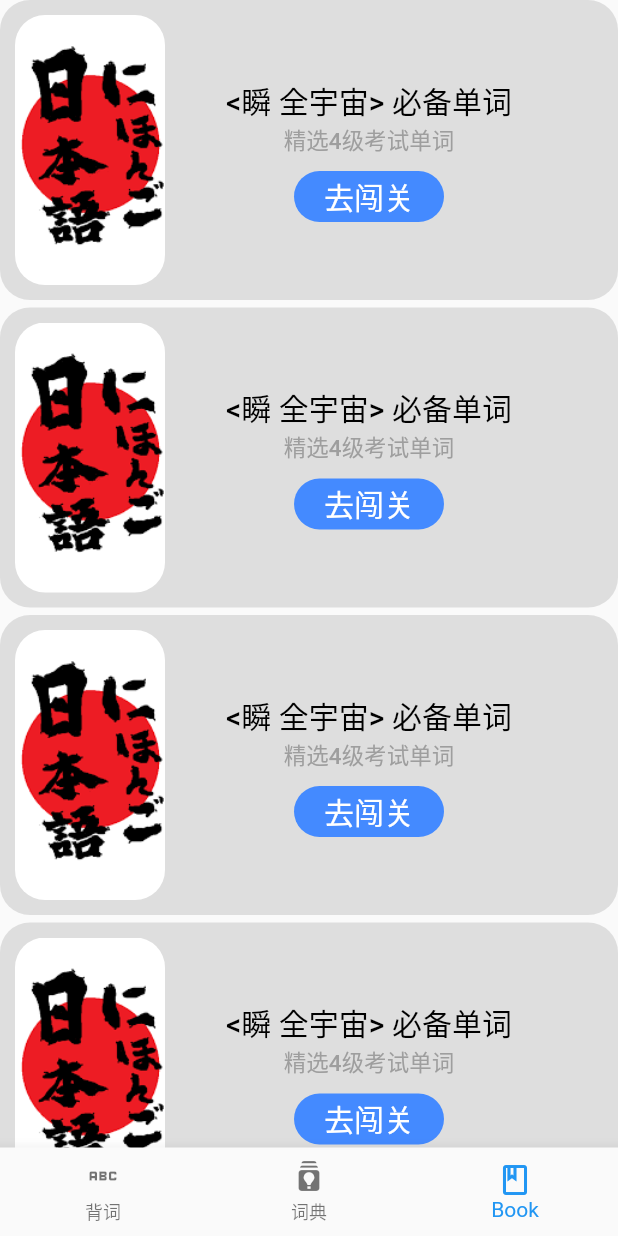
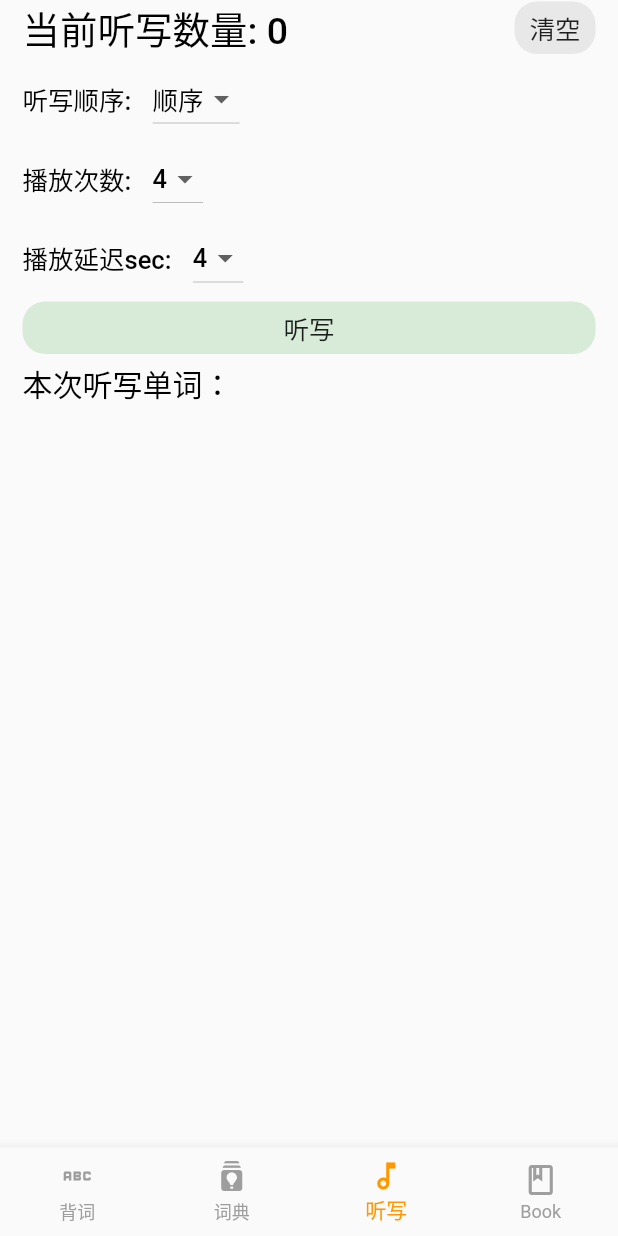
Before and after one commit to dollarkillerx/fishword, a Flutter app: the HomePage screen opened by its route, item 3 of the bottom bar chosen, on a phone screen of 412 x 824 dp. Run offline on Flutter 3.47's test engine with Material 2 defaults, Android fonts, the light colour scheme and no system bars; our stand-ins replace get, get_storage, just_audio; accounts and stored records are empty.

Commit message:
init project

```diff
--- /dev/null
+++ b/lib/common/state_machine/dictation_state_machine.dart
@@ -0,0 +1,52 @@
+import '../../models/g_response.dart';
+
+class DictationStateMachine {
+  static DictationStateMachine? _instance;
+
+  DictationStateMachine._internal();
+
+  // 工厂构造函数
+  factory DictationStateMachine() {
+    _instance ??= DictationStateMachine._internal();
+
+    return _instance!;
+  }
+
+  List<Dict> _words = [];
+
+  bool checkIn(Dict word) {
+    var result = false;
+
+    _words.forEach((element) {
+      if (element.id == word.id) {
+        result = true;
+      }
+    });
+
+    return result;
+  }
+
+  add(Dict word) {
+    del(word);
+    _words.add(word);
+    // print(_words.length);
+  }
+
+  del(Dict word) {
+    _words.removeWhere((element) {
+      if (element.id == word.id) {
+        return true;
+      }
+
+      return false;
+    });
+  }
+
+  List<Dict> words() {
+    return _words;
+  }
+
+  empty() {
+    _words.clear();
+  }
+}
--- /dev/null
+++ b/lib/pages/dictation/controller.dart
@@ -0,0 +1,42 @@
+import 'dart:io';
+
+import 'package:get/get.dart';
+import 'package:just_audio/just_audio.dart';
+
+import '../../common/state_machine/dictation_state_machine.dart';
+
+class DictationController extends GetxController {
+  List<String> optionsSequence = ['顺序', '乱序'];
+  String selectedSequenceOption = '顺序';
+
+  List<String> optionsPayNum = ['4', '3', '2', '1'];
+  String selectedPayNumOption = '4';
+
+  List<String> optionsSleepTime = ['6', '5', '4', '3'];
+  String selectedSleepTimeOption = '4';
+
+  toRefresh() {
+    update();
+  }
+
+  payMusic() async {
+    var pt = DictationStateMachine().words();
+    var tc = int.parse(selectedPayNumOption);
+    int sleepTime = int.parse(selectedSleepTimeOption);
+
+    for (var idx = 0; idx < pt.length; idx++) {
+      for (var i = 0; i < tc; i++) {
+        var element = pt[idx];
+        // print(element.audioUrl);
+
+        final player = AudioPlayer(); // Create a player
+        await player.setUrl(// Load a URL
+            element.audioUrl); // Schemes: (https: | file: | asset: )
+        await player.play();
+        await player.dispose();
+
+        await Future.delayed(Duration(seconds: sleepTime));
+      }
+    }
+  }
+}
--- /dev/null
+++ b/lib/pages/dictation/index.dart
@@ -0,0 +1,199 @@
+import 'dart:io';
+
+import 'package:fishword/common/state_machine/dictation_state_machine.dart';
+import 'package:fishword/constants/colors.dart';
+import 'package:flutter/material.dart';
+import 'package:get/get.dart';
+import 'package:just_audio/just_audio.dart';
+import 'controller.dart';
+
+class DictationPage extends GetView<DictationController> {
+  @override
+  Widget build(BuildContext context) {
+    return GetBuilder<DictationController>(builder: (controller) {
+      return Scaffold(
+        body: SingleChildScrollView(
+          padding: EdgeInsets.symmetric(horizontal: 15),
+          child: Column(
+            crossAxisAlignment: CrossAxisAlignment.start,
+            children: [
+              SafeArea(
+                child: SizedBox(),
+                bottom: false,
+              ),
+              Row(
+                mainAxisAlignment: MainAxisAlignment.spaceBetween,
+                children: [
+                  Text(
+                    "当前听写数量: ${DictationStateMachine().words().length}",
+                    style: FishwordFont.baseFont,
+                  ),
+                  InkWell(
+                    onTap: () {
+                      DictationStateMachine().empty();
+                      controller.toRefresh();
+                    },
+                    child: Container(
+                      padding:
+                          EdgeInsets.symmetric(vertical: 5, horizontal: 10),
+                      child: Text(
+                        "清空",
+                        style: TextStyle(fontSize: 17),
+                      ),
+                      decoration: BoxDecoration(
+                        color: Colors.grey.withOpacity(0.2),
+                        borderRadius: BorderRadius.circular(15),
+                      ),
+                    ),
+                  )
+                ],
+              ),
+              SizedBox(
+                height: 5,
+              ),
+              Row(
+                children: [
+                  Text(
+                    "听写顺序: ",
+                    style: FishwordFont.baseFont.copyWith(fontSize: 17),
+                  ),
+                  SizedBox(
+                    width: 10,
+                  ),
+                  DropdownButton(
+                    value: controller.selectedSequenceOption,
+                    items: controller.optionsSequence.map((option) {
+                      return DropdownMenuItem(
+                        value: option,
+                        child: Text(
+                          option,
+                          style: FishwordFont.baseFont.copyWith(fontSize: 17),
+                        ),
+                      );
+                    }).toList(),
+                    onChanged: (value) {
+                      controller.selectedSequenceOption = value!;
+                      controller.toRefresh();
+                    },
+                  ),
+                ],
+              ),
+              SizedBox(
+                height: 5,
+              ),
+              Row(
+                children: [
+                  Text(
+                    "播放次数: ",
+                    style: FishwordFont.baseFont.copyWith(fontSize: 17),
+                  ),
+                  SizedBox(
+                    width: 10,
+                  ),
+                  DropdownButton(
+                    value: controller.selectedPayNumOption,
+                    items: controller.optionsPayNum.map((option) {
+                      return DropdownMenuItem(
+                        value: option,
+                        child: Text(
+                          option,
+                          style: FishwordFont.baseFont.copyWith(fontSize: 17),
+                        ),
+                      );
+                    }).toList(),
+                    onChanged: (value) {
+                      controller.selectedPayNumOption = value!;
+                      controller.toRefresh();
+                    },
+                  ),
+                ],
+              ),
+              SizedBox(
+                height: 5,
+              ),
+              Row(
+                children: [
+                  Text(
+                    "播放延迟sec: ",
+                    style: FishwordFont.baseFont.copyWith(fontSize: 17),
+                  ),
+                  SizedBox(
+                    width: 10,
+                  ),
+                  DropdownButton(
+                    value: controller.selectedSleepTimeOption,
+                    items: controller.optionsSleepTime.map((option) {
+                      return DropdownMenuItem(
+                        value: option,
+                        child: Text(
+                          option,
+                          style: FishwordFont.baseFont.copyWith(fontSize: 17),
+                        ),
+                      );
+                    }).toList(),
+                    onChanged: (value) {
+                      controller.selectedSleepTimeOption = value!;
+                      controller.toRefresh();
+                    },
+                  ),
+                ],
+              ),
+              SizedBox(
+                height: 5,
+              ),
+              InkWell(
+                onTap: () {
+                  controller.payMusic();
+                },
+                child: Container(
+                  width: Get.width,
+                  alignment: Alignment.center,
+                  padding: EdgeInsets.symmetric(vertical: 5, horizontal: 10),
+                  child: Text(
+                    "听写",
+                    style: TextStyle(fontSize: 17),
+                  ),
+                  decoration: BoxDecoration(
+                    color: Colors.green.withOpacity(0.2),
+                    borderRadius: BorderRadius.circular(15),
+                  ),
+                ),
+              ),
+              SizedBox(
+                height: 5,
+              ),
+              Text(
+                "本次听写单词： ",
+                style: FishwordFont.baseFont.copyWith(fontSize: 20),
+              ),
+              SizedBox(
+                height: 10,
+              ),
+              ...DictationStateMachine().words().map((e) => Container(
+                    padding: EdgeInsets.all(10),
+                    margin: EdgeInsets.only(bottom: 5),
+                    decoration: BoxDecoration(
+                      color: Colors.grey.withOpacity(0.1),
+                      borderRadius: BorderRadius.circular(15),
+                    ),
+                    child: Row(
+                      mainAxisAlignment: MainAxisAlignment.spaceBetween,
+                      children: [
+                        Text(
+                          e.word,
+                          style: FishwordFont.baseFont.copyWith(fontSize: 23),
+                        ),
+                        Text(
+                          e.katakana,
+                          style: FishwordFont.baseFont.copyWith(fontSize: 18),
+                        )
+                      ],
+                    ),
+                  ))
+            ],
+          ),
+        ),
+      );
+    });
+  }
+}
--- a/lib/pages/dictionary/controller.dart
+++ b/lib/pages/dictionary/controller.dart
@@ -1,3 +1,4 @@
+import 'package:fishword/common/state_machine/dictation_state_machine.dart';
 import 'package:fishword/pages/dictionary/provider.dart';
 import 'package:flutter/material.dart';
 import 'package:get/get.dart';
@@ -25,4 +26,8 @@ class DictionaryController extends GetxController {
     }
     return;
   }
+
+  toRefresh() {
+    update();
+  }
 }
--- a/lib/pages/dictionary/pages/index.dart
+++ b/lib/pages/dictionary/pages/index.dart
@@ -28,7 +28,8 @@ class DictionaryDetailsPage extends GetView<DictionaryDetailsController> {
                   ),
                   InkWell(
                     child: Container(
-                      padding: EdgeInsets.symmetric(vertical: 5, horizontal: 10),
+                      padding:
+                          EdgeInsets.symmetric(vertical: 5, horizontal: 10),
                       child: Text(
                         "添加到生词本",
                         style: TextStyle(fontSize: 17),
@@ -55,6 +56,8 @@ class DictionaryDetailsPage extends GetView<DictionaryDetailsController> {
                     ),
                     onTap: () async {
                       final player = AudioPlayer(); // Create a player
+                      print(controller.dict.audioUrl);
+                      // player.setAsset(assetPath)
                       player.setUrl(// Load a URL
                           controller.dict
                               .audioUrl); // Schemes: (https: | file: | asset: )
--- a/lib/pages/home/binding.dart
+++ b/lib/pages/home/binding.dart
@@ -1,5 +1,7 @@
 import 'package:fishword/pages/book/controller.dart';
 import 'package:fishword/pages/book/provider.dart';
+import 'package:fishword/pages/dictation/controller.dart';
+import 'package:fishword/pages/dictation/provider.dart';
 import 'package:fishword/pages/dictionary/controller.dart';
 import 'package:fishword/pages/dictionary/provider.dart';
 import 'package:fishword/pages/front/controller.dart';
@@ -22,5 +24,8 @@ class HomeBinding extends Bindings {
 
     Get.lazyPut<BookController>(() => BookController());
     Get.lazyPut<BookProvider>(() => BookProvider());
+
+    Get.lazyPut<DictationController>(() => DictationController());
+    Get.lazyPut<DictationProvider>(() => DictationProvider());
   }
 }
--- a/lib/pages/home/index.dart
+++ b/lib/pages/home/index.dart
@@ -1,4 +1,5 @@
 import 'package:fishword/pages/book/index.dart';
+import 'package:fishword/pages/dictation/index.dart';
 import 'package:fishword/pages/dictionary/index.dart';
 import 'package:fishword/pages/front/index.dart';
 import 'package:flutter/material.dart';
@@ -14,6 +15,7 @@ class HomePage extends GetView<HomeController> {
               children: [
                 FrontPage(),
                 DictionaryPage(),
+                DictationPage(),
                 BookPage(),
               ],
               index: controller.navigationBarAction.value,
@@ -23,6 +25,11 @@ class HomePage extends GetView<HomeController> {
               onTap: (idx) {
                 controller.navigationBarAction.value = idx;
               },
+              selectedItemColor: Colors.orange,
+              unselectedItemColor: Colors.grey,
+              showSelectedLabels: true,
+              showUnselectedLabels: true,
+              type: BottomNavigationBarType.fixed,
               items: [
                 BottomNavigationBarItem(
                   icon: Icon(Icons.abc),
@@ -31,6 +38,10 @@ class HomePage extends GetView<HomeController> {
                 BottomNavigationBarItem(
                   icon: Icon(Icons.batch_prediction_outlined),
                   label: '词典',
+                ),
+                BottomNavigationBarItem(
+                  icon: Icon(Icons.music_note_outlined),
+                  label: '听写',
                 ),
                 BottomNavigationBarItem(
                   icon: Icon(Icons.book_outlined),
```
Also changed, not shown: lib/models/g_response.dart (+4 -5 lines), lib/pages/dictation/binding.dart (added, +11 -0 lines), lib/pages/dictation/provider.dart (added, +21 -0 lines), lib/pages/dictionary/index.dart (+33 -1 lines).
